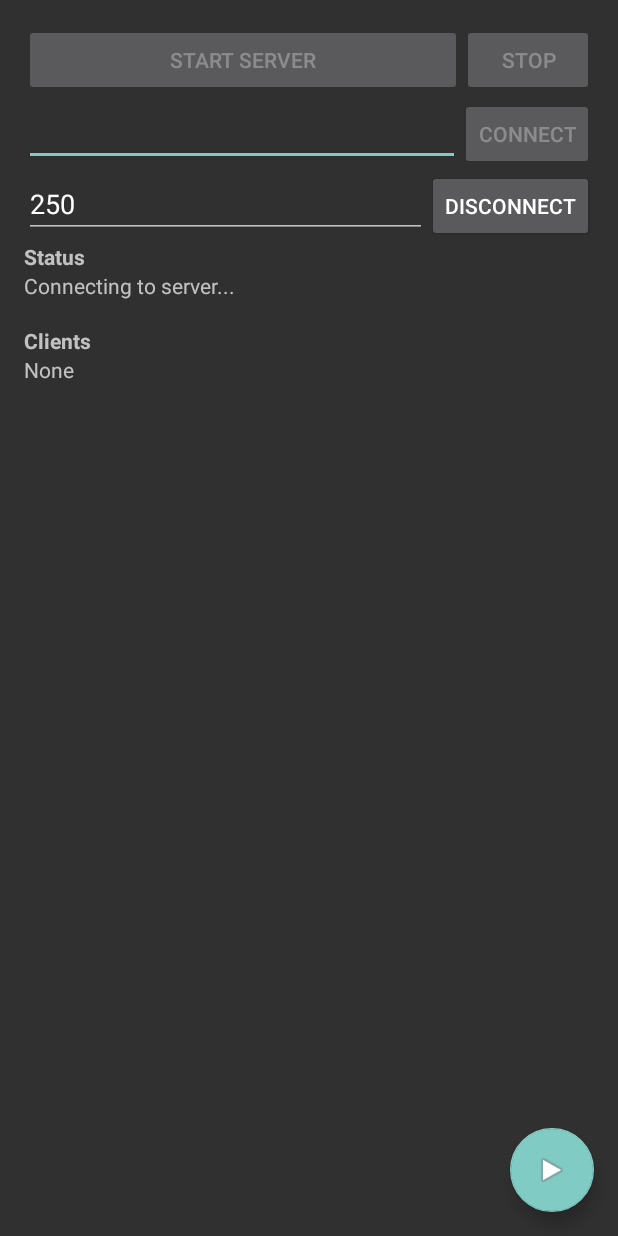
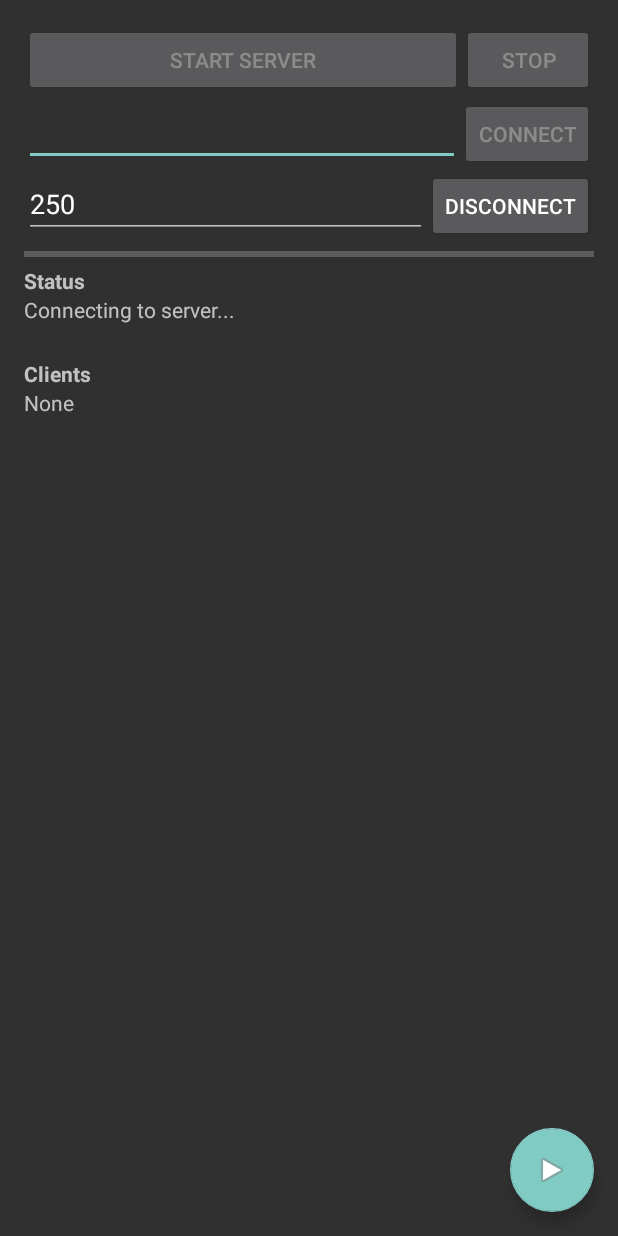
Before and after one commit to MufidaKhalizaki/android-clicktrack, an Android app: the screen it shows after launch (MainActivity), after a tap on "CONNECT", on a phone screen of 412 x 824 dp. Run offline under Robolectric (Android 15) with nearby library versions, the phone set to English and light mode, and no system bars.

Commit message:
Add simle progress bar to indicate audio track position

```diff
--- a/app/src/main/java/shivan/dbwbl/TaskConfig.java
+++ b/app/src/main/java/shivan/dbwbl/TaskConfig.java
@@ -1,6 +1,7 @@
 package shivan.dbwbl;
 
 import android.content.Context;
+import android.widget.ProgressBar;
 import android.widget.TextView;
 
 /**
@@ -9,10 +10,11 @@ import android.widget.TextView;
 public class TaskConfig {
     private Context mContext;
     private String mServerIP;
-    int mLatency;
+    private int mLatency;
 
     private TextView mStatusTextView;
     private TextView mClientsTextView;
+    private ProgressBar mProgressBar;
 
     public TaskConfig(Context context, String serverIP, int latency) {
         mContext = context;
@@ -21,6 +23,7 @@ public class TaskConfig {
 
         mStatusTextView = (TextView) ((MainActivity) getContext()).findViewById(R.id.statusTextView);
         mClientsTextView = (TextView) ((MainActivity) getContext()).findViewById(R.id.clientsTextView);
+        mProgressBar = (ProgressBar) ((MainActivity) getContext()).findViewById(R.id.progressBar);
     }
 
     public Context getContext() { return mContext; }
@@ -45,4 +48,9 @@ public class TaskConfig {
             }
         });
     }
+
+    public void setProgress(int progress, int max) {
+        mProgressBar.setMax(max);
+        mProgressBar.setProgress(progress);
+    }
 }
--- a/app/src/main/res/layout/content_main.xml
+++ b/app/src/main/res/layout/content_main.xml
@@ -58,11 +58,11 @@
         android:layout_height="wrap_content"
         android:text="Status"
         android:id="@+id/textView3"
-        android:layout_below="@+id/stop_button"
-        android:layout_alignLeft="@+id/latencyEditText"
-        android:layout_alignStart="@+id/latencyEditText"
         android:textSize="14dp"
-        android:textStyle="bold" />
+        android:textStyle="bold"
+        android:layout_below="@+id/progressBar"
+        android:layout_alignParentLeft="true"
+        android:layout_alignParentStart="true" />
 
     <TextView
         android:layout_width="wrap_content"
@@ -70,8 +70,7 @@
         android:text="None"
         android:id="@+id/statusTextView"
         android:layout_below="@+id/textView3"
-        android:layout_alignLeft="@+id/textView3"
-        android:layout_alignStart="@+id/textView3" />
+        android:layout_alignParentLeft="true" />
 
     <TextView
         android:layout_width="wrap_content"
@@ -79,11 +78,11 @@
         android:text="Clients"
         android:id="@+id/textView4"
         android:textSize="14dp"
+        android:textStyle="bold"
         android:layout_below="@+id/statusTextView"
-        android:layout_alignLeft="@+id/statusTextView"
-        android:layout_alignStart="@+id/statusTextView"
-        android:layout_marginTop="17dp"
-        android:textStyle="bold" />
+        android:layout_alignParentLeft="true"
+        android:layout_alignParentStart="true"
+        android:layout_marginTop="23dp" />
 
     <TextView
         android:layout_width="wrap_content"
@@ -91,7 +90,7 @@
         android:text="None"
         android:id="@+id/clientsTextView"
         android:layout_below="@+id/textView4"
-        android:layout_alignLeft="@+id/statusTextView" />
+        android:layout_alignParentLeft="true" />
 
     <Button
         android:layout_width="wrap_content"
@@ -113,4 +112,16 @@
         android:layout_alignEnd="@+id/okay_button"
         android:enabled="false" />
 
+    <ProgressBar
+        style="?android:attr/progressBarStyleHorizontal"
+        android:layout_width="wrap_content"
+        android:layout_height="wrap_content"
+        android:id="@+id/progressBar"
+        android:indeterminate="false"
+        android:layout_below="@+id/stop_button"
+        android:layout_alignParentLeft="true"
+        android:layout_alignParentStart="true"
+        android:layout_alignParentRight="true"
+        android:layout_alignParentEnd="true" />
+
 </RelativeLayout>
```
Also changed, not shown: app/src/main/java/shivan/dbwbl/StartClientTask.java (+28 -3 lines), app/src/main/java/shivan/dbwbl/StartServerTask.java (+17 -0 lines).
